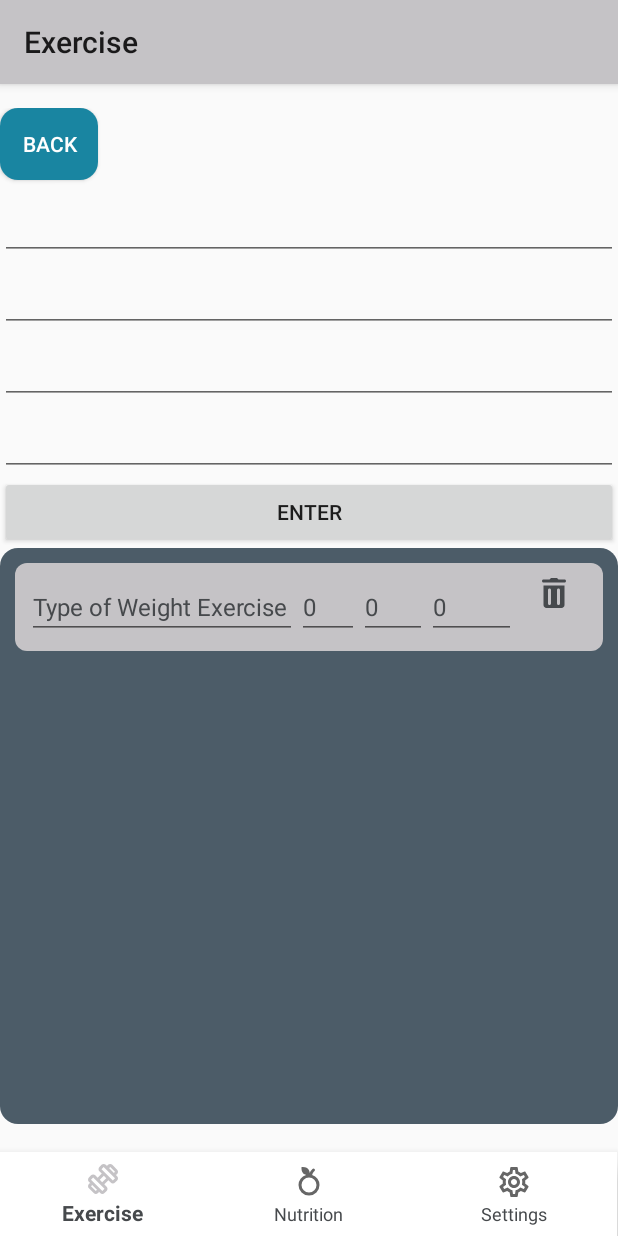
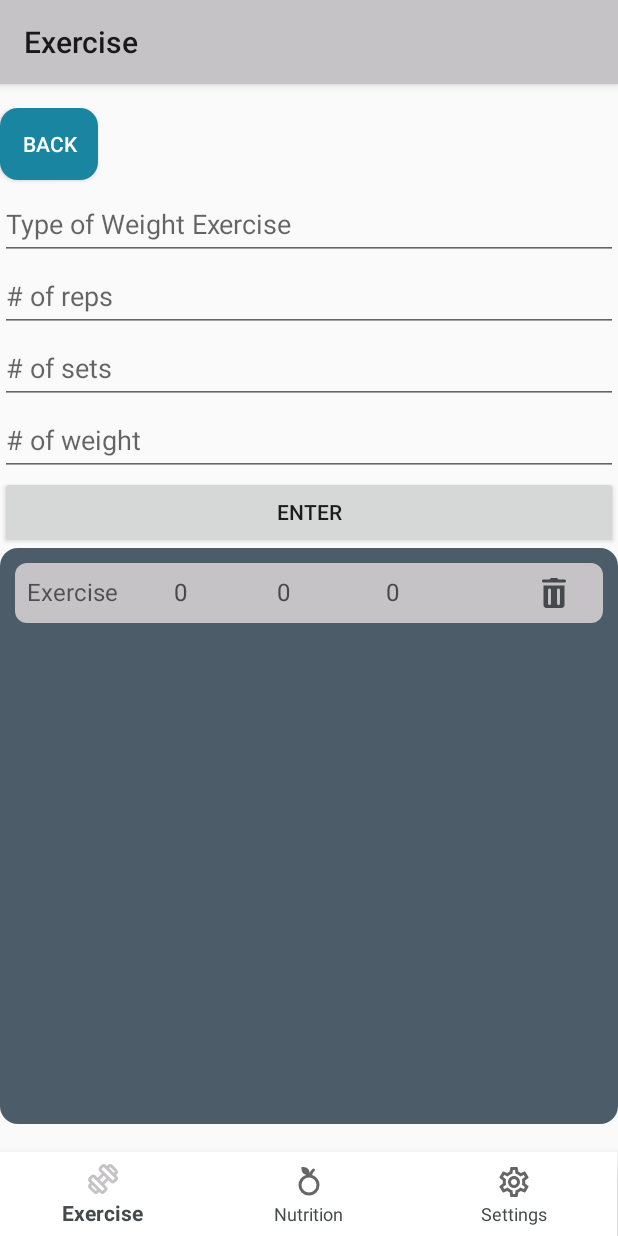
Before and after one commit to neldrs/FitQuest, an Android app: the WeightTrainingFragment screen opened through its navigation route, after a tap on "ENTER", on a phone screen of 412 x 824 dp. Run offline under Robolectric (Android 15) with nearby library versions, the phone set to English and light mode, and no system bars; our stand-ins replace Firebase (no records; nobody signed in at launch, a user with empty details on screens opened directly), navigation-ui; 3 statements that could not run were skipped.

Commit message:
small fix

```diff
--- a/app/src/main/java/com/example/fitquest/ui/exercise/WeightTrainingFragment.kt
+++ b/app/src/main/java/com/example/fitquest/ui/exercise/WeightTrainingFragment.kt
@@ -70,10 +70,11 @@ class WeightTrainingFragment : Fragment() {
             replaceFragment(ExerciseFragment())
         }
 
-        exerciseType.setOnFocusChangeListener(ClearTextOnFocus())
-        reps.setOnFocusChangeListener(ClearTextOnFocus())
-        sets.setOnFocusChangeListener(ClearTextOnFocus())
-        weight.setOnFocusChangeListener(ClearTextOnFocus())
+
+        //exerciseType.setOnFocusChangeListener(ClearTextOnFocus())
+        //reps.setOnFocusChangeListener(ClearTextOnFocus())
+        //sets.setOnFocusChangeListener(ClearTextOnFocus())
+        //weight.setOnFocusChangeListener(ClearTextOnFocus())
 
         val recyclerView: RecyclerView = binding.exerciseList
         recyclerView.layoutManager = LinearLayoutManager(requireContext())
--- a/app/src/main/java/com/example/fitquest/ui/exercise/WeightTrainingViewModel.kt
+++ b/app/src/main/java/com/example/fitquest/ui/exercise/WeightTrainingViewModel.kt
@@ -22,6 +22,7 @@ class WeightTrainingViewModel : ViewModel() {
         exerciseEntry.value = currentList
     }
 
+    // function to remove exercise from the list
     fun removeExercise(position: Int) {
         val currentList = exerciseEntry.value ?: mutableListOf()
         if (position in currentList.indices) {
--- a/app/src/main/res/layout/fragment_weight_training.xml
+++ b/app/src/main/res/layout/fragment_weight_training.xml
@@ -32,40 +32,36 @@
             android:id="@+id/exerciseType"
             android:layout_width="match_parent"
             android:layout_height="wrap_content"
-            android:ems="10"
             android:inputType="text"
             android:minHeight="48dp"
-            android:text="Type of Weight Exercise"
+            android:hint="Type of Weight Exercise"
             android:textColor="#46494C" />
 
         <EditText
             android:id="@+id/reps"
             android:layout_width="match_parent"
             android:layout_height="wrap_content"
-            android:ems="10"
-            android:inputType="text"
+            android:inputType="number"
             android:minHeight="48dp"
-            android:text="# of reps"
+            android:hint="# of reps"
             android:textColor="#46494C" />
 
         <EditText
             android:id="@+id/sets"
             android:layout_width="match_parent"
             android:layout_height="wrap_content"
-            android:ems="10"
-            android:inputType="text"
+            android:inputType="number"
             android:minHeight="48dp"
-            android:text="# of sets"
+            android:hint="# of sets"
             android:textColor="#46494C" />
 
         <EditText
             android:id="@+id/weight"
             android:layout_width="match_parent"
             android:layout_height="wrap_content"
-            android:ems="10"
-            android:inputType="text"
+            android:inputType="number"
             android:minHeight="48dp"
-            android:text="# of weight"
+            android:hint="# of weight"
             android:textColor="#46494C" />
 
         <Button
--- a/app/src/main/res/layout/weight_training_entry.xml
+++ b/app/src/main/res/layout/weight_training_entry.xml
@@ -12,43 +12,39 @@
     android:padding="8dp"
     app:layout_goneMarginTop="0dp">
 
-    <EditText
+    <TextView
         android:id="@+id/exerciseText"
         android:layout_width="wrap_content"
         android:layout_height="wrap_content"
         android:layout_weight="1"
         android:hint="Exercise"
-        android:text=""
         android:textColor="#46494C"
         android:textSize="16sp" />
 
-    <EditText
+    <TextView
         android:id="@+id/setText"
         android:layout_width="wrap_content"
         android:layout_height="wrap_content"
         android:layout_weight="1"
         android:hint="Sets"
-        android:text=""
         android:textColor="#46494C"
         android:textSize="16sp"/>
 
-    <EditText
+    <TextView
         android:id="@+id/repText"
         android:layout_width="wrap_content"
         android:layout_height="wrap_content"
         android:layout_weight="1"
         android:hint="Reps"
-        android:text=""
         android:textColor="#46494C"
         android:textSize="16sp"/>
 
-    <EditText
+    <TextView
         android:id="@+id/weightText"
         android:layout_width="wrap_content"
         android:layout_height="wrap_content"
         android:layout_weight="1"
         android:hint="Weight"
-        android:text=""
         android:textColor="#46494C"
         android:textSize="16sp"/>
 
```
